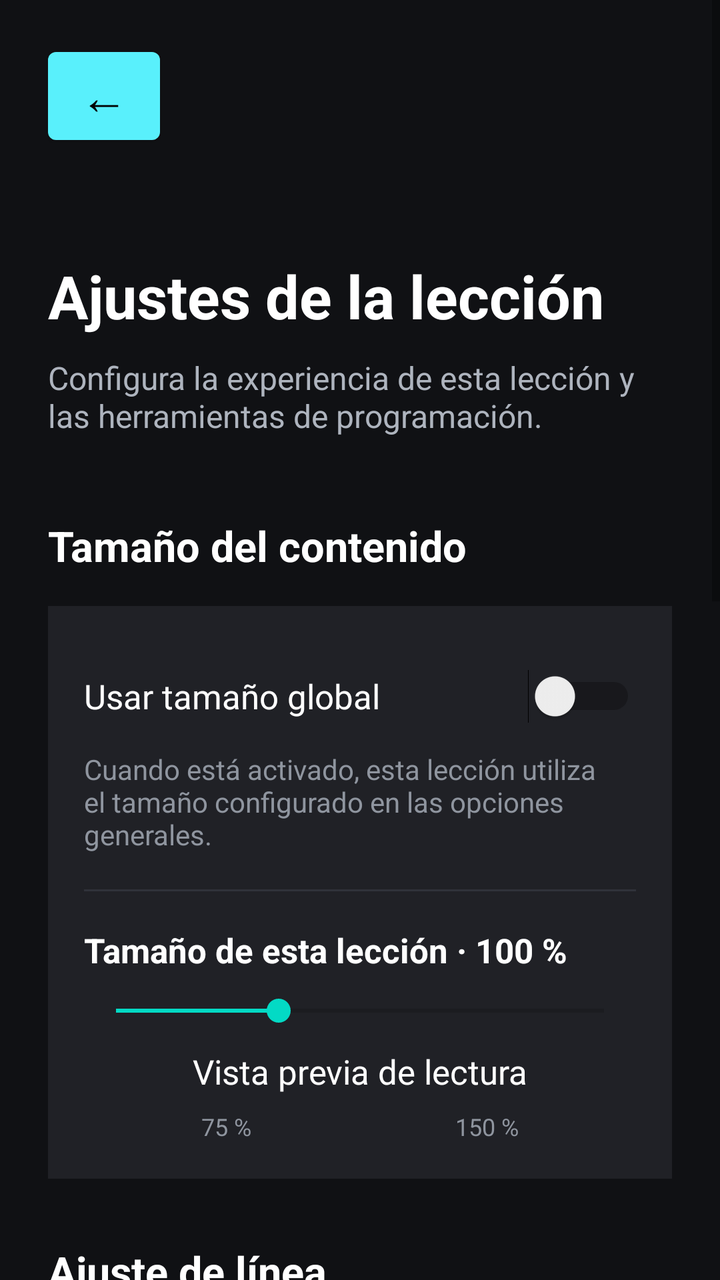
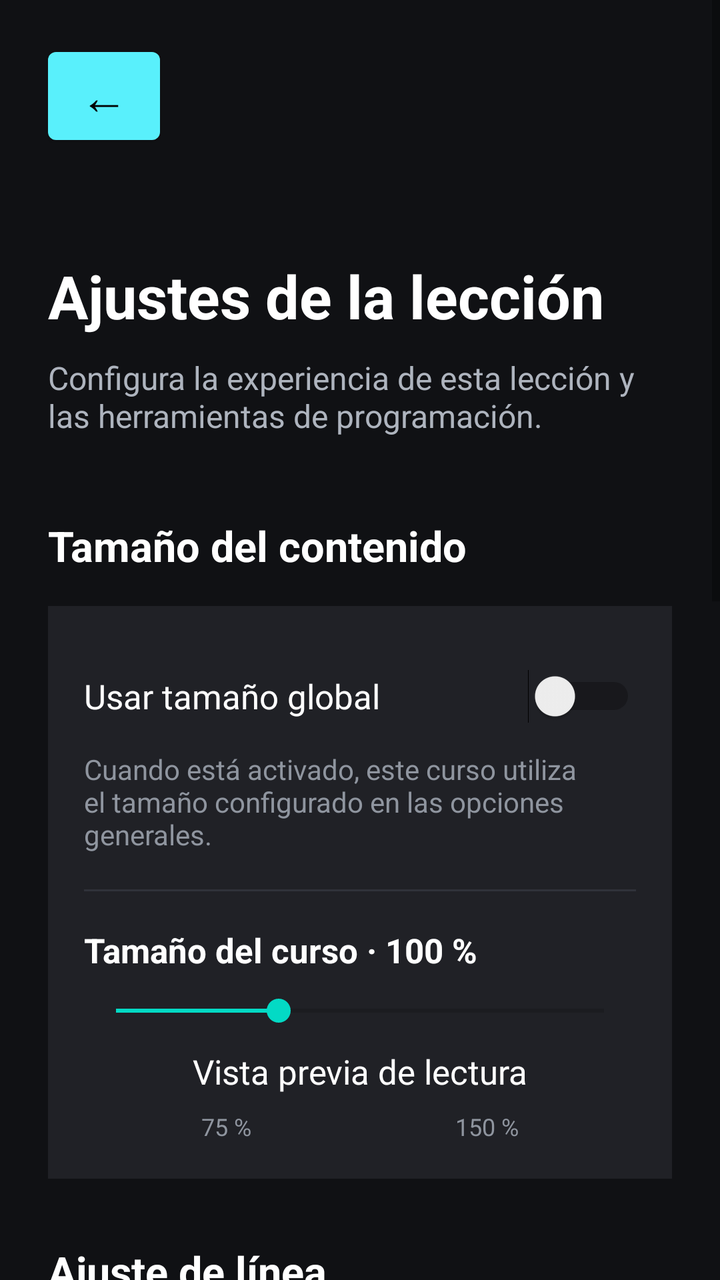

Screens rendered from an Android XML layout before and after an edit, with the pre-edit source and the edit as a unified diff.
<!-- AndroidManifest.xml: application theme Theme.LearnGraphicsProgramming -->
<!-- res/layout/activity_lesson_options.xml -->
<?xml version="1.0" encoding="utf-8"?>
<ScrollView
    xmlns:android="http://schemas.android.com/apk/res/android"
    android:layout_width="match_parent"
    android:layout_height="match_parent"
    android:background="#101114"
    android:fillViewport="true">

    <LinearLayout
        android:layout_width="match_parent"
        android:layout_height="wrap_content"
        android:orientation="vertical"
        android:paddingStart="24dp"
        android:paddingTop="20dp"
        android:paddingEnd="24dp"
        android:paddingBottom="24dp">

        <Button
            android:id="@+id/buttonBack"
            android:layout_width="56dp"
            android:layout_height="56dp"
            android:minWidth="0dp"
            android:minHeight="0dp"
            android:padding="0dp"
            android:text="←"
            android:textAllCaps="false"
            android:textSize="24sp" />

        <TextView
            android:id="@+id/textLessonNumber"
            android:layout_width="match_parent"
            android:layout_height="wrap_content"
            android:layout_marginTop="24dp"
            android:textColor="@color/accent_text_default"
            android:textSize="16sp"
            android:textStyle="bold" />

        <TextView
            android:layout_width="match_parent"
            android:layout_height="wrap_content"
            android:layout_marginTop="6dp"
            android:text="Ajustes de la lección"
            android:textColor="#FFFFFF"
            android:textSize="30sp"
            android:textStyle="bold" />

        <TextView
            android:layout_width="match_parent"
            android:layout_height="wrap_content"
            android:layout_marginTop="10dp"
            android:text="Configura la experiencia de esta lección y las herramientas de programación."
            android:textColor="#AEB4BE"
            android:textSize="16sp" />

        

        <TextView
            android:layout_width="match_parent"
            android:layout_height="wrap_content"
            android:layout_marginTop="40dp"
            android:text="Tamaño del contenido"
            android:textColor="#FFFFFF"
            android:textSize="21sp"
            android:textStyle="bold" />

        <LinearLayout
            android:layout_width="match_parent"
            android:layout_height="wrap_content"
            android:layout_marginTop="16dp"
            android:background="#202126"
            android:orientation="vertical"
            android:paddingStart="18dp"
            android:paddingTop="18dp"
            android:paddingEnd="18dp"
            android:paddingBottom="18dp">

            <Switch
                android:id="@+id/switchUseGlobalTextSize"
                android:layout_width="match_parent"
                android:layout_height="wrap_content"
                android:minHeight="54dp"
                android:text="Usar tamaño global"
                android:textColor="#FFFFFF"
                android:textSize="17sp" />

            <TextView
                android:layout_width="match_parent"
                android:layout_height="wrap_content"
                android:layout_marginBottom="18dp"
                android:text="Cuando está activado, esta lección utiliza el tamaño configurado en las opciones generales."
                android:textColor="#8F959F"
                android:textSize="14sp" />

            <View
                android:layout_width="match_parent"
                android:layout_height="1dp"
                android:background="#30323A" />

            <TextView
                android:id="@+id/textLessonTextSize"
                android:layout_width="match_parent"
                android:layout_height="wrap_content"
                android:layout_marginTop="18dp"
                android:text="Tamaño de esta lección · 100 %"
                android:textColor="#FFFFFF"
                android:textSize="17sp"
                android:textStyle="bold" />

            <SeekBar
                android:id="@+id/seekLessonTextSize"
                android:layout_width="match_parent"
                android:layout_height="wrap_content"
                android:layout_marginTop="10dp"
                android:max="75"
                android:progress="25" />

            <TextView
                android:id="@+id/textLessonTextSizePreview"
                android:layout_width="match_parent"
                android:layout_height="wrap_content"
                android:layout_marginTop="10dp"
                android:gravity="center"
                android:text="Vista previa de lectura"
                android:textColor="#FFFFFF"
                android:textSize="17sp" />

            <TextView
                android:layout_width="match_parent"
                android:layout_height="wrap_content"
                android:layout_marginTop="8dp"
                android:gravity="center"
                android:text="75 %                                  150 %"
                android:textColor="#8F959F"
                android:textSize="12sp" />

        </LinearLayout>

        

        <TextView
            android:layout_width="match_parent"
            android:layout_height="wrap_content"
            android:layout_marginTop="32dp"
            android:text="Ajuste de línea"
            android:textColor="#FFFFFF"
            android:textSize="21sp"
            android:textStyle="bold" />

        <LinearLayout
            android:layout_width="match_parent"
            android:layout_height="wrap_content"
            android:layout_marginTop="16dp"
            android:background="#202126"
            android:orientation="vertical"
            android:paddingStart="18dp"
            android:paddingTop="18dp"
            android:paddingEnd="18dp"
            android:paddingBottom="18dp">

            <Switch
                android:id="@+id/switchAllowGlobalWrapOverwrite"
                android:layout_width="match_parent"
                android:layout_height="wrap_content"
                android:minHeight="58dp"
                android:text="Permitir sobrescribir desde Opciones globales"
                android:textColor="#FFFFFF"
                android:textSize="17sp" />

            <TextView
                android:layout_width="match_parent"
                android:layout_height="wrap_content"
                android:text="Activado por defecto. Permite que los cambios realizados en el ajuste de línea predeterminado sobrescriban este curso. Desactivarlo no bloquea el botón de ajuste de línea de las consolas."
                android:textColor="#8F959F"
                android:textSize="14sp" />

        </LinearLayout>

        <Button
            android:id="@+id/buttonSaveCourseSettings"
            android:layout_width="match_parent"
            android:layout_height="wrap_content"
            android:layout_marginTop="16dp"
            android:minHeight="62dp"
            android:text="Guardar ajustes del curso"
            android:textAllCaps="false"
            android:textSize="18sp" />

        

        <TextView
            android:layout_width="match_parent"
            android:layout_height="wrap_content"
            android:layout_marginTop="40dp"
            android:text="Programación"
            android:textColor="#FFFFFF"
            android:textSize="21sp"
            android:textStyle="bold" />

        <Button
            android:id="@+id/buttonEditProgrammingShortcuts"
            android:layout_width="match_parent"
            android:layout_height="wrap_content"
            android:layout_marginTop="16dp"
            android:minHeight="62dp"
            android:text="Editar atajos del teclado"
            android:textAllCaps="false"
            android:textSize="18sp" />

        <TextView
            android:layout_width="match_parent"
            android:layout_height="wrap_content"
            android:layout_marginTop="10dp"
            android:text="Configura los botones que aparecen sobre el teclado al escribir código. TAB permanece siempre disponible."
            android:textColor="#8F959F"
            android:textSize="14sp" />

        

        <TextView
            android:layout_width="match_parent"
            android:layout_height="wrap_content"
            android:layout_marginTop="40dp"
            android:text="Progreso"
            android:textColor="#FFFFFF"
            android:textSize="21sp"
            android:textStyle="bold" />

        <Button
            android:id="@+id/buttonResetLesson"
            android:layout_width="match_parent"
            android:layout_height="wrap_content"
            android:layout_marginTop="16dp"
            android:minHeight="62dp"
            android:text="Reiniciar lección"
            android:textAllCaps="false"
            android:textSize="18sp" />

        <TextView
            android:layout_width="match_parent"
            android:layout_height="wrap_content"
            android:layout_marginTop="10dp"
            android:text="Elimina las respuestas, ejercicios completados, página guardada y estado de finalización de esta lección."
            android:textColor="#8F959F"
            android:textSize="14sp" />

    </LinearLayout>

</ScrollView>
<!-- resources referenced by this layout -->
<resources>
  <color name="accent_text_default">#FF55E6F2</color>
  <style name="Theme.LearnGraphicsProgramming" parent="Theme.MaterialComponents.DayNight.DarkActionBar">
          
          <item name="colorPrimary">@color/purple_500</item>
          <item name="colorPrimaryVariant">@color/purple_700</item>
          <item name="colorOnPrimary">@color/black</item>
          
          <item name="colorSecondary">@color/teal_200</item>
          <item name="colorSecondaryVariant">@color/teal_700</item>
          <item name="colorOnSecondary">@color/black</item>
          
          <item name="android:statusBarColor">?attr/colorPrimaryVariant</item>
          
          <item name="windowActionBar">false</item>
          <item name="windowNoTitle">true</item>
      </style>
  <color name="purple_500">#FF59F0FC</color>
  <color name="purple_700">#FF31848B</color>
  <color name="black">#FF000000</color>
  <color name="teal_200">#FF03DAC5</color>
  <color name="teal_700">#FF018786</color>
</resources>

<!-- the commit's change to res/layout/activity_lesson_options.xml (unified diff, before → after) -->
@@ -87,7 +87,7 @@
                 android:layout_width="match_parent"
                 android:layout_height="wrap_content"
                 android:layout_marginBottom="18dp"
-                android:text="Cuando está activado, esta lección utiliza el tamaño configurado en las opciones generales."
+                android:text="Cuando está activado, este curso utiliza el tamaño configurado en las opciones generales."
                 android:textColor="#8F959F"
                 android:textSize="14sp" />
 
@@ -101,7 +101,7 @@
                 android:layout_width="match_parent"
                 android:layout_height="wrap_content"
                 android:layout_marginTop="18dp"
-                android:text="Tamaño de esta lección · 100 %"
+                android:text="Tamaño del curso · 100 %"
                 android:textColor="#FFFFFF"
                 android:textSize="17sp"
                 android:textStyle="bold" />
